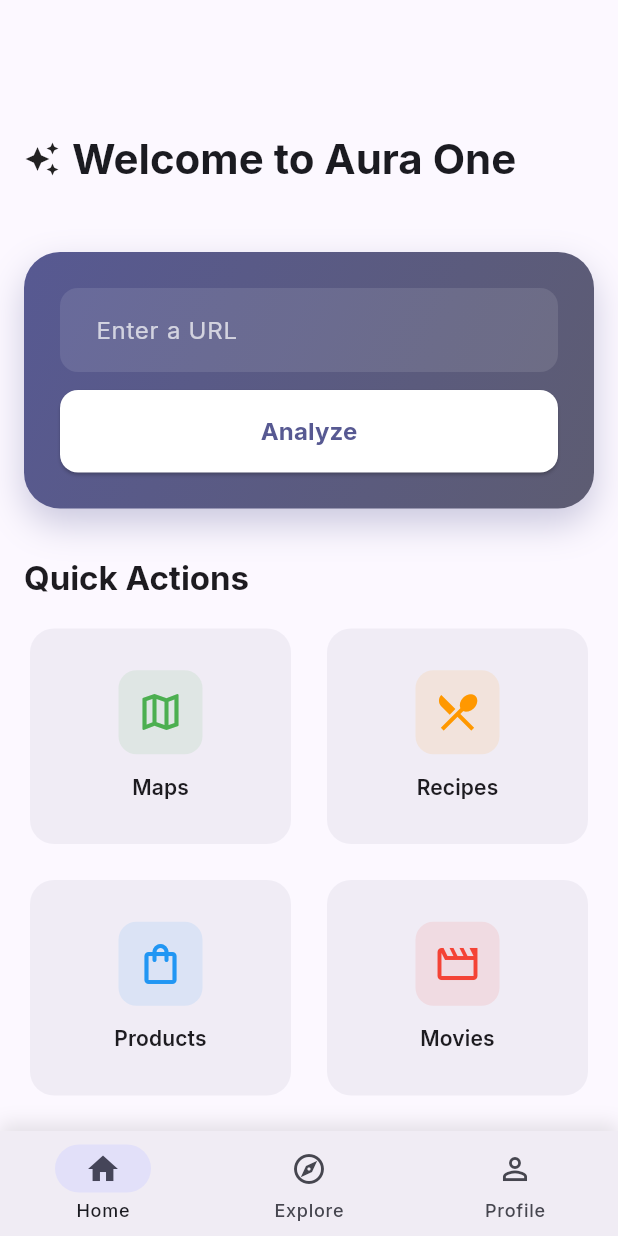
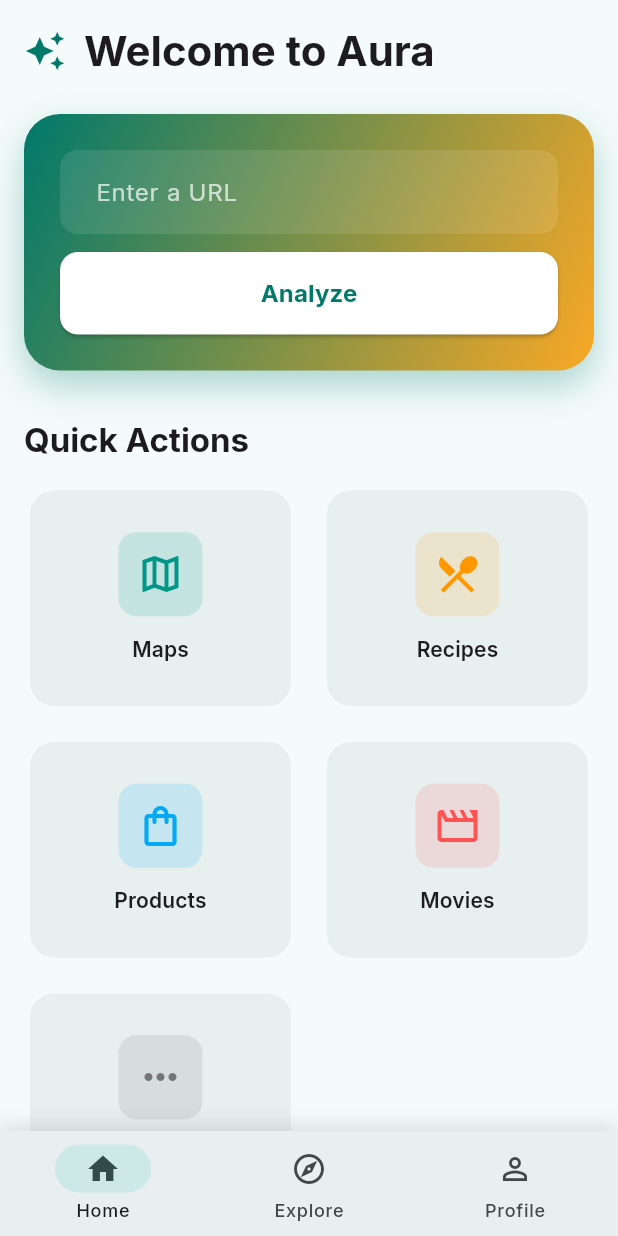
Before and after one commit to BerkT2/Aura-One, a Flutter app: the screen it shows after launch, on a phone screen of 412 x 824 dp. Run offline on Flutter 3.47's test engine with Material 3 defaults, Android fonts, the phone set to English and light mode, and no system bars; our stand-ins replace flutter_map, geolocator, google_fonts, latlong2.

Commit message:
Home screen update

```diff
--- a/lib/main.dart
+++ b/lib/main.dart
@@ -18,8 +18,10 @@ class AuraApp extends StatelessWidget {
       debugShowCheckedModeBanner: false,
       theme: ThemeData(
         colorScheme: ColorScheme.fromSeed(
-          seedColor: const Color(0xFF6366F1), // Modern indigo color
+          seedColor: const Color(0xFF14C9C9), // New teal seed color
           brightness: Brightness.light,
+          primary: const Color(0xFF00796B),
+          secondary: const Color(0xFFF9A825),
         ),
         useMaterial3: true,
         textTheme: GoogleFonts.interTextTheme(),
@@ -32,8 +34,10 @@ class AuraApp extends StatelessWidget {
       ),
       darkTheme: ThemeData(
         colorScheme: ColorScheme.fromSeed(
-          seedColor: const Color(0xFF6366F1),
+          seedColor: const Color(0xFF14C9C9), // New teal seed color
           brightness: Brightness.dark,
+          primary: const Color(0xFF80CBC4),
+          secondary: const Color(0xFFFFCC80),
         ),
         useMaterial3: true,
         textTheme: GoogleFonts.interTextTheme(ThemeData.dark().textTheme),
--- a/lib/screens/home_screen.dart
+++ b/lib/screens/home_screen.dart
@@ -15,19 +15,28 @@ class HomeScreen extends StatelessWidget {
       body: SafeArea(
         child: CustomScrollView(
           slivers: [
-            SliverAppBar.large(
-              title: Row(
+            SliverToBoxAdapter(
+              child: Padding(
+                padding: const EdgeInsets.only(
+                    top: 16.0, left: 16.0, right: 16.0, bottom: 8.0), // Added top padding
+                child: Row(
                   children: [
-                  const Icon(Icons.auto_awesome),
-                  const SizedBox(width: 8),
-                  const Text(
-                    'Welcome to Aura One',
-                    style: TextStyle(fontWeight: FontWeight.bold),
+                    Icon(
+                      Icons.auto_awesome,
+                      color: Theme.of(context).colorScheme.primary,
+                      size: 28,
+                    ),
+                    const SizedBox(width: 12),
+                    Text(
+                      'Welcome to Aura',
+                      style: Theme.of(context)
+                          .textTheme
+                          .headlineMedium
+                          ?.copyWith(fontWeight: FontWeight.bold),
                     ),
                   ],
                 ),
-              backgroundColor: Theme.of(context).colorScheme.surface,
-              floating: true,
+              ),
             ),
             SliverPadding(
               padding: const EdgeInsets.all(16),
@@ -69,8 +78,8 @@ class HomeScreen extends StatelessWidget {
                               style: const TextStyle(color: Colors.white),
                               decoration: InputDecoration(
                                 hintText: 'Enter a URL',
-                                hintStyle:
-                                    TextStyle(color: Colors.white.withOpacity(0.7)),
+                                hintStyle: TextStyle(
+                                    color: Colors.white.withOpacity(0.7)),
                                 filled: true,
                                 fillColor: Colors.white.withOpacity(0.1),
                                 border: OutlineInputBorder(
@@ -113,8 +122,6 @@ class HomeScreen extends StatelessWidget {
                       ),
                     ),
                     const SizedBox(height: 32),
-
-                    // Section Title
                     Text(
                       'Quick Actions',
                       style: Theme.of(context).textTheme.titleLarge?.copyWith(
@@ -122,30 +129,27 @@ class HomeScreen extends StatelessWidget {
                           ),
                     ),
                     const SizedBox(height: 16),
-
-                    // Quick Action Cards
-                    Column(
+                    GridView.count(
+                      shrinkWrap: true,
+                      physics: const NeverScrollableScrollPhysics(),
+                      crossAxisCount: 2,
+                      mainAxisSpacing: 16,
+                      crossAxisSpacing: 16,
+                      childAspectRatio: 1.2,
                       children: [
-                        Row(
-                          children: [
-                            Expanded(
-                              child: _buildQuickActionCard(
+                        _buildQuickActionCard(
                           context,
                           Icons.map_outlined,
                           'Maps',
-                                Colors.green,
+                          Colors.teal,
                           () {
                             Navigator.push(
                                 context,
                                 MaterialPageRoute(
-                                        builder: (context) => const MapsScreen()),
-                                  );
+                                    builder: (context) => const MapsScreen()));
                           },
                         ),
-                            ),
-                            const SizedBox(width: 16),
-                            Expanded(
-                              child: _buildQuickActionCard(
+                        _buildQuickActionCard(
                           context,
                           Icons.restaurant_menu,
                           'Recipes',
@@ -155,66 +159,49 @@ class HomeScreen extends StatelessWidget {
                                 context,
                                 MaterialPageRoute(
                                     builder: (context) =>
-                                            const RecipesScreen()),
-                                  );
+                                        const RecipesScreen()));
                           },
                         ),
-                            ),
-                          ],
-                        ),
-                        const SizedBox(height: 16),
-                        Row(
-                          children: [
-                            Expanded(
-                              child: _buildQuickActionCard(
+                        _buildQuickActionCard(
                           context,
                           Icons.shopping_bag_outlined,
                           'Products',
-                                Colors.blue,
+                          Colors.lightBlue,
                           () {
                             Navigator.push(
                                 context,
                                 MaterialPageRoute(
                                     builder: (context) =>
-                                            const ProductsScreen()),
-                                  );
+                                        const ProductsScreen()));
                           },
                         ),
-                            ),
-                            const SizedBox(width: 16),
-                            Expanded(
-                              child: _buildQuickActionCard(
+                        _buildQuickActionCard(
                           context,
                           Icons.movie_outlined,
                           'Movies',
-                                Colors.red,
+                          Colors.redAccent,
                           () {
                             Navigator.push(
                                 context,
                                 MaterialPageRoute(
-                                        builder: (context) => const MoviesScreen()),
-                                  );
+                                    builder: (context) =>
+                                        const MoviesScreen()));
                           },
                         ),
-                            ),
-                          ],
-                        ),
-                        const SizedBox(height: 16),
                         _buildQuickActionCard(
                           context,
                           Icons.more_horiz,
                           'Other',
-                          Colors.grey,
+                          Colors.grey.shade600,
                           () {
                             Navigator.push(
                                 context,
                                 MaterialPageRoute(
-                                  builder: (context) => const OtherScreen()),
-                            );
+                                    builder: (context) => const OtherScreen()));
                           },
                         ),
                       ],
-                    )
+                    ),
                   ],
                 ),
               ),
@@ -232,9 +219,7 @@ class HomeScreen extends StatelessWidget {
     Color color,
     VoidCallback onTap,
   ) {
-    return AspectRatio(
-      aspectRatio: 1.2,
-      child: Card(
+    return Card(
       elevation: 0,
       color: Theme.of(context).colorScheme.surfaceVariant.withOpacity(0.5),
       child: InkWell(
@@ -248,7 +233,7 @@ class HomeScreen extends StatelessWidget {
               Container(
                 padding: const EdgeInsets.all(12),
                 decoration: BoxDecoration(
-                    color: color.withOpacity(0.1),
+                  color: color.withOpacity(0.15),
                   borderRadius: BorderRadius.circular(12),
                 ),
                 child: Icon(
@@ -269,7 +254,6 @@ class HomeScreen extends StatelessWidget {
           ),
         ),
       ),
-      ),
     );
   }
 }
```
Also changed, not shown: 1 other file. Lines whose indentation alone changed are shown as unchanged.
